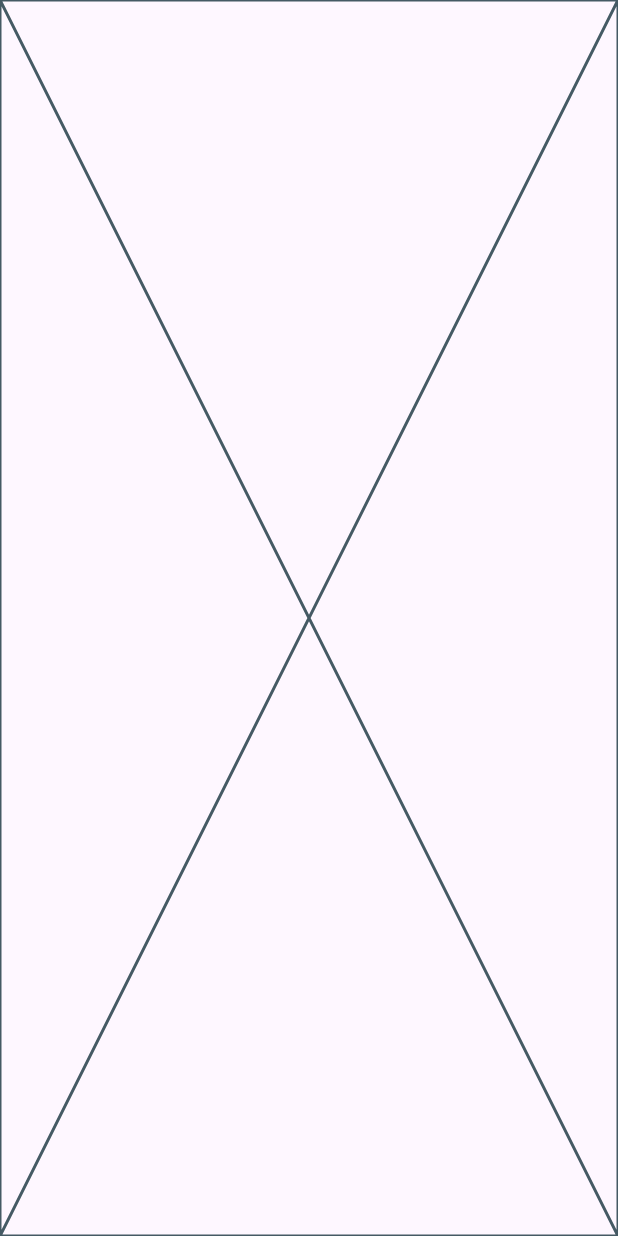
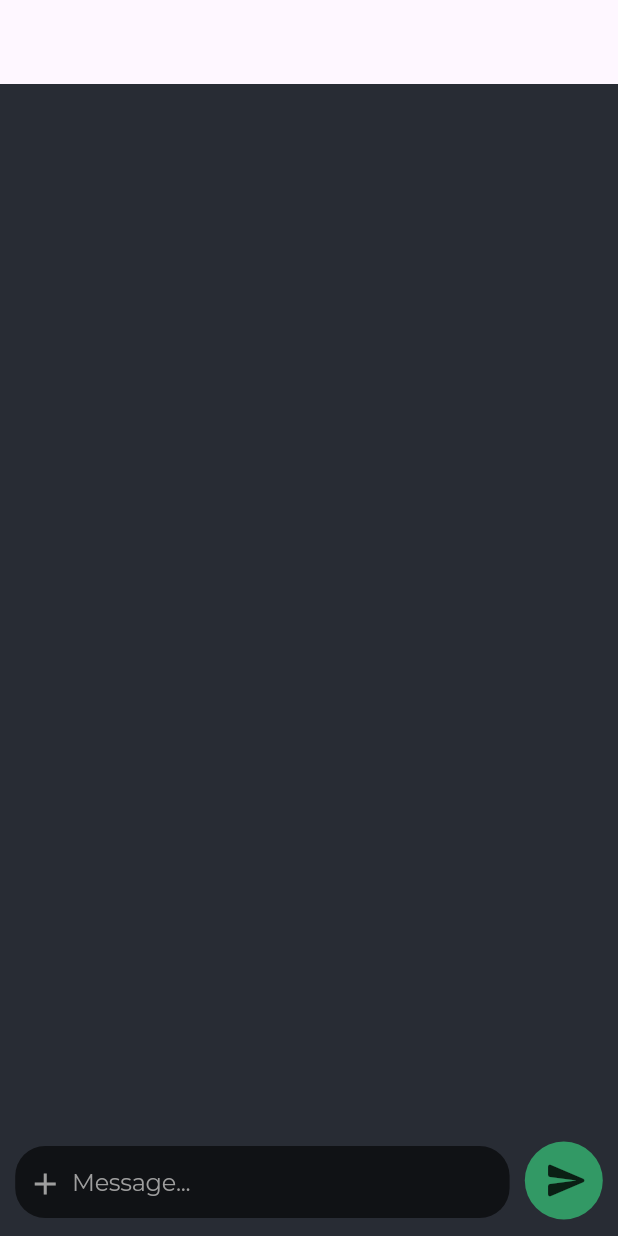
Before and after one commit to oAndBtech/private_chat, a Flutter app: the screen it shows after launch, on a phone screen of 412 x 824 dp. Run offline on Flutter 3.47's test engine with Material 3 defaults, Android fonts, the phone set to English and light mode, and no system bars; our stand-ins replace flutter_dotenv, google_fonts; accounts and stored records are empty.

Commit message:
chat page added

```diff
--- /dev/null
+++ b/frontend/lib/components/bottom_component.dart
@@ -0,0 +1,29 @@
+import 'package:flutter/material.dart';
+import 'package:private_chat/components/custom_textfield.dart';
+import 'package:private_chat/components/send_button.dart';
+
+class BottomComponent extends StatefulWidget {
+  const BottomComponent({required this.messageController, super.key});
+  final TextEditingController messageController;
+  @override
+  State<BottomComponent> createState() => _BottomComponentState();
+}
+
+class _BottomComponentState extends State<BottomComponent> {
+  @override
+  Widget build(BuildContext context) {
+    return Row(
+      crossAxisAlignment: CrossAxisAlignment.end,
+      mainAxisAlignment: MainAxisAlignment.spaceEvenly,
+      children: [
+        CustomTextfield(
+          messageController: widget.messageController,
+        ),
+        Padding(
+          padding: const EdgeInsets.only(bottom: 11),
+          child: SendButton(send: () {}),
+        )
+      ],
+    );
+  }
+}
--- a/frontend/lib/components/custom_textfield.dart
+++ b/frontend/lib/components/custom_textfield.dart
@@ -2,13 +2,15 @@ import 'package:flutter/material.dart';
 import 'package:google_fonts/google_fonts.dart';
 
 class CustomTextfield extends StatelessWidget {
-  const CustomTextfield({Key? key});
-
+  const CustomTextfield({
+    required this.messageController,
+    Key? key
+    });
+  final TextEditingController messageController;
 
   @override
   Widget build(BuildContext context) {
     double width = MediaQuery.of(context).size.width;
-    final TextEditingController messageController = TextEditingController();
 
     return Container(
       width: width * 0.8,
@@ -21,10 +23,12 @@ class CustomTextfield extends StatelessWidget {
       child: Row(
         crossAxisAlignment: CrossAxisAlignment.end,
         children: [
-          IconButton(
-            onPressed: () {},
-            icon: Icon(Icons.add),
-            color: Colors.grey,
+          Padding(
+            padding: const EdgeInsets.only(left: 8, bottom: 11, right: 6),
+            child: Icon(
+              Icons.add,
+              color: Colors.grey,
+            ),
           ),
           Expanded(
             child: TextField(
@@ -46,7 +50,8 @@ class CustomTextfield extends StatelessWidget {
                 letterSpacing: -0.2,
                 color: Color(0xffFFFFFF),
               ),
-              maxLines: null,
+              minLines: 1,
+              maxLines: 6,
             ),
           ),
         ],
--- /dev/null
+++ b/frontend/lib/components/message_list.dart
@@ -0,0 +1,30 @@
+import 'package:flutter/material.dart';
+import 'package:private_chat/components/received_message.dart';
+import 'package:private_chat/components/sent_message.dart';
+import 'package:private_chat/models/message_model.dart';
+
+class MessageList extends StatefulWidget {
+  const MessageList({required this.messages, super.key});
+
+  final List<MessageModel> messages;
+
+  @override
+  State<MessageList> createState() => _MessageListState();
+}
+
+class _MessageListState extends State<MessageList> {
+  int senderId = 7870;
+
+  @override
+  Widget build(BuildContext context) {
+    return Container(
+      child: ListView.builder(
+          itemCount: widget.messages.length,
+          itemBuilder: (context, index) {
+            return widget.messages[index].sender == senderId
+                ? SentMessage(message: widget.messages[index])
+                : ReceivedMessage(message: widget.messages[index]);
+          }),
+    );
+  }
+}
--- a/frontend/lib/components/send_button.dart
+++ b/frontend/lib/components/send_button.dart
@@ -1,16 +1,12 @@
 import 'package:flutter/material.dart';
 
 class SendButton extends StatelessWidget {
-  const SendButton({
-    required this.send,
-    super.key
-    });
+  const SendButton({required this.send, super.key});
 
-    final VoidCallback send;
+  final VoidCallback send;
 
   @override
   Widget build(BuildContext context) {
-
     double width = MediaQuery.of(context).size.width;
 
     return InkWell(
@@ -18,13 +14,19 @@ class SendButton extends StatelessWidget {
       splashColor: Colors.transparent,
       highlightColor: Colors.transparent,
       child: Container(
-        width: width * 0.135,
-        height: width * 0.135,
+        width: 52,
+        height: 52,
         decoration: BoxDecoration(
-          shape: BoxShape.circle,
-          color: Color.fromARGB(255, 50, 153, 101)
-        ),
-        child: Center(child: Icon(Icons.send,color: Color(0xff000000).withOpacity(0.8),)),
+            shape: BoxShape.circle, color: Color.fromARGB(255, 50, 153, 101)),
+        child: Center(
+            child: Padding(
+          padding: const EdgeInsets.only(left: 4.0),
+          child: Icon(
+            Icons.send_rounded,
+            size: 30,
+            color: Color(0xff000000).withOpacity(0.8),
+          ),
+        )),
       ),
     );
   }
--- a/frontend/lib/screens/chat_page.dart
+++ b/frontend/lib/screens/chat_page.dart
@@ -1,4 +1,7 @@
 import 'package:flutter/material.dart';
+import 'package:private_chat/components/bottom_component.dart';
+import 'package:private_chat/components/message_list.dart';
+import 'package:private_chat/models/message_model.dart';
 
 class ChatPage extends StatefulWidget {
   const ChatPage({super.key});
@@ -8,8 +11,26 @@ class ChatPage extends StatefulWidget {
 }
 
 class _ChatPageState extends State<ChatPage> {
+
+  TextEditingController messageController = TextEditingController();
+  List<MessageModel> messages =[];
+
   @override
   Widget build(BuildContext context) {
-    return const Placeholder();
+    return Scaffold(
+      backgroundColor: Color(0xff282C34),
+      appBar: AppBar(),
+      body: SafeArea(
+        child: Column(
+          // mainAxisAlignment: MainAxisAlignment.end,
+          children: [
+            Expanded(
+              child: MessageList(messages: messages)
+            ),
+            BottomComponent(messageController: TextEditingController(),)
+          ],
+        ),
+        )
+    );
   }
 }
```
Also changed, not shown: frontend/pubspec.lock.
